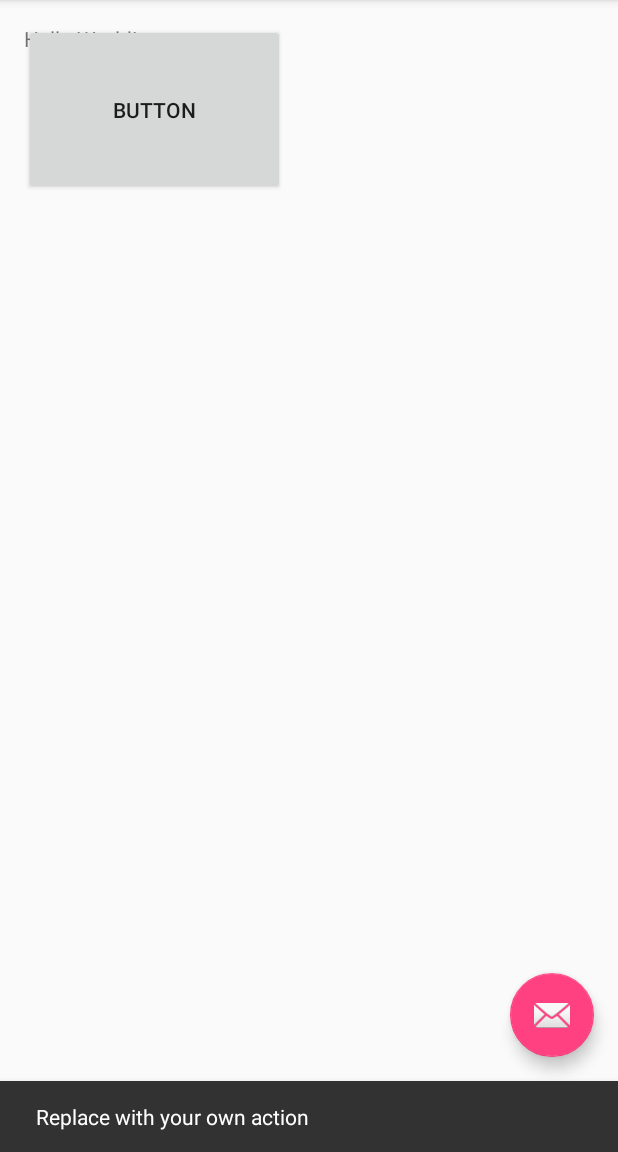
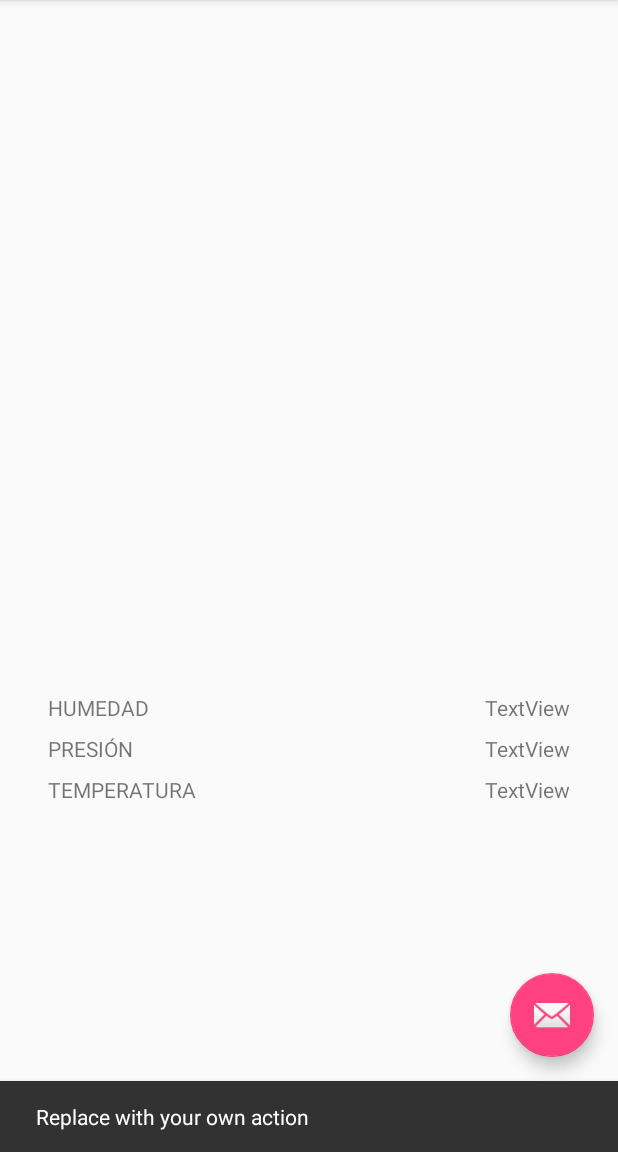
Before and after one commit to basius/ProjecteFinal, an Android app: the screen it shows after launch (MainActivity), after a tap on an icon or button, on a phone screen of 412 x 824 dp, the part 84-1236 px from its top. Run offline under Robolectric (Android 15) with nearby library versions, the phone set to English and light mode, and no system bars; our stand-ins replace Firebase (no records; nobody signed in at launch, a user with empty details on screens opened directly).

Commit message:
Implementada la classe Live que fa una crida a la web del institut hardcodejant el nom d'usuari i contrasenya. Es visualitza la webCam amb un WebView. XML consulta tiempo temporal per a mostrar les ultimes dades grabades al firebase

```diff
--- a/app/build.gradle
+++ b/app/build.gradle
@@ -29,6 +29,7 @@ dependencies {
     compile 'com.android.support:support-v4:25.2.0'
     compile 'com.google.firebase:firebase-database:10.0.1'
     testCompile 'junit:junit:4.12'
+    compile 'com.android.support.constraint:constraint-layout:1.0.2'
 }
 
 
--- a/app/src/main/AndroidManifest.xml
+++ b/app/src/main/AndroidManifest.xml
@@ -1,7 +1,7 @@
 <?xml version="1.0" encoding="utf-8"?>
 <manifest xmlns:android="http://schemas.android.com/apk/res/android"
     package="com.example.basius.projectefinal">
-
+    <uses-permission android:name="android.permission.INTERNET" />
     <application
         android:allowBackup="true"
         android:icon="@mipmap/ic_launcher"
--- a/app/src/main/java/com/example/basius/projectefinal/ConsultaTiempo.java
+++ b/app/src/main/java/com/example/basius/projectefinal/ConsultaTiempo.java
@@ -44,7 +44,11 @@ public class ConsultaTiempo extends Fragment {
     @Override
     public View onCreateView(LayoutInflater inflater, ViewGroup container,
                              Bundle savedInstanceState) {
-        // Inflate the layout for this fragment
+        UltimosResultados();
+        return inflater.inflate(R.layout.fragment_consulta_tiempo, container, false);
+    }
+
+    public void UltimosResultados(){
         referencia = database.getReference();
         Query lastQuery = referencia.orderByKey().limitToLast(1);
         lastQuery.addListenerForSingleValueEvent(new ValueEventListener() {
@@ -76,6 +80,5 @@ public class ConsultaTiempo extends Fragment {
 
             }
         });
-        return inflater.inflate(R.layout.fragment_consulta_tiempo, container, false);
     }
 }
--- a/app/src/main/java/com/example/basius/projectefinal/Graficas.java
+++ b/app/src/main/java/com/example/basius/projectefinal/Graficas.java
@@ -9,6 +9,8 @@ import android.view.View;
 import android.view.ViewGroup;
 
 public class Graficas extends Fragment {
+    //http://www.android-graphview.org/
+    //http://www.android-graphview.org/simple-graph/
     public Graficas() {
         // Required empty public constructor
     }
--- a/app/src/main/java/com/example/basius/projectefinal/Live.java
+++ b/app/src/main/java/com/example/basius/projectefinal/Live.java
@@ -1,14 +1,18 @@
 package com.example.basius.projectefinal;
 
-import android.content.Context;
+
 import android.net.Uri;
 import android.os.Bundle;
 import android.support.v4.app.Fragment;
 import android.view.LayoutInflater;
 import android.view.View;
 import android.view.ViewGroup;
+import android.webkit.WebView;
+import android.widget.MediaController;
+import android.widget.VideoView;
 
 public class Live extends Fragment {
+    public WebView webView;
     public Live() {
         // Required empty public constructor
     }
@@ -22,6 +26,9 @@ public class Live extends Fragment {
     public View onCreateView(LayoutInflater inflater, ViewGroup container,
                              Bundle savedInstanceState) {
         // Inflate the layout for this fragment
-        return inflater.inflate(R.layout.fragment_live, container, false);
+        View view = inflater.inflate(R.layout.fragment_live, container, false);
+        webView = (WebView) view.findViewById(R.id.webView);
+        webView.loadUrl("http://motion:arriquitan@virtual.ecaib.org/motion");
+        return view;
     }
 }
--- a/app/src/main/res/layout/content_main.xml
+++ b/app/src/main/res/layout/content_main.xml
@@ -13,8 +13,4 @@
     tools:context="com.example.basius.projectefinal.MainActivity"
     tools:showIn="@layout/app_bar_main">
 
-    <TextView
-        android:layout_width="wrap_content"
-        android:layout_height="wrap_content"
-        android:text="Hello World!" />
 </RelativeLayout>
--- a/app/src/main/res/layout/fragment_consulta_tiempo.xml
+++ b/app/src/main/res/layout/fragment_consulta_tiempo.xml
@@ -1,4 +1,6 @@
-<FrameLayout xmlns:android="http://schemas.android.com/apk/res/android"
+<android.support.constraint.ConstraintLayout xmlns:android="http://schemas.android.com/apk/res/android"
+
+    xmlns:app="http://schemas.android.com/apk/res-auto"
     xmlns:tools="http://schemas.android.com/tools"
     android:layout_width="match_parent"
     android:layout_height="match_parent"
@@ -6,9 +8,82 @@
 
     <!-- TODO: Update blank fragment layout -->
 
-    <Button
-        android:text="Button"
-        android:layout_width="174dp"
-        android:layout_height="114dp"
-        android:id="@+id/button" />
-</FrameLayout>
+    <TextView
+        android:text="TEMPERATURA"
+        android:layout_width="0dp"
+        android:layout_height="wrap_content"
+        android:id="@+id/tempTitle"
+        android:layout_marginStart="16dp"
+        app:layout_constraintLeft_toLeftOf="parent"
+        android:layout_marginLeft="16dp"
+        app:layout_constraintRight_toLeftOf="@+id/tempField"
+        android:layout_marginEnd="8dp"
+        android:layout_marginRight="8dp"
+        app:layout_constraintHorizontal_bias="0.62"
+        app:layout_constraintBottom_toBottomOf="parent"
+        android:layout_marginBottom="216dp" />
+
+    <TextView
+        android:text="TextView"
+        android:layout_width="wrap_content"
+        android:layout_height="wrap_content"
+        android:id="@+id/tempField"
+        app:layout_constraintRight_toRightOf="parent"
+        app:layout_constraintBottom_toBottomOf="parent"
+        android:layout_marginBottom="216dp"
+        android:layout_marginEnd="16dp"
+        android:layout_marginRight="16dp" />
+
+    <TextView
+        android:text="HUMEDAD"
+        android:layout_width="0dp"
+        android:layout_height="wrap_content"
+        android:id="@+id/humTitle"
+        android:layout_marginStart="16dp"
+        app:layout_constraintLeft_toLeftOf="parent"
+        android:layout_marginLeft="16dp"
+        app:layout_constraintRight_toLeftOf="@+id/humField"
+        android:layout_marginEnd="8dp"
+        android:layout_marginRight="8dp"
+        app:layout_constraintHorizontal_bias="1.0"
+        app:layout_constraintBottom_toTopOf="@+id/presTitle"
+        android:layout_marginBottom="8dp" />
+
+    <TextView
+        android:text="PRESIÓN"
+        android:layout_height="wrap_content"
+        android:id="@+id/presTitle"
+        app:layout_constraintRight_toLeftOf="@+id/presField"
+        android:layout_marginEnd="8dp"
+        android:layout_marginRight="8dp"
+        android:layout_marginStart="16dp"
+        app:layout_constraintLeft_toLeftOf="parent"
+        android:layout_marginLeft="16dp"
+        app:layout_constraintHorizontal_bias="1.0"
+        android:layout_width="0dp"
+        app:layout_constraintBottom_toTopOf="@+id/tempTitle"
+        android:layout_marginBottom="8dp" />
+
+    <TextView
+        android:text="TextView"
+        android:layout_width="wrap_content"
+        android:layout_height="wrap_content"
+        android:id="@+id/humField"
+        android:layout_marginEnd="16dp"
+        app:layout_constraintRight_toRightOf="parent"
+        android:layout_marginRight="16dp"
+        app:layout_constraintBottom_toTopOf="@+id/presField"
+        android:layout_marginBottom="8dp" />
+
+    <TextView
+        android:text="TextView"
+        android:layout_width="wrap_content"
+        android:layout_height="wrap_content"
+        android:id="@+id/presField"
+        android:layout_marginEnd="16dp"
+        app:layout_constraintRight_toRightOf="parent"
+        android:layout_marginRight="16dp"
+        app:layout_constraintBottom_toTopOf="@+id/tempField"
+        android:layout_marginBottom="8dp" />
+
+</android.support.constraint.ConstraintLayout>
--- a/app/src/main/res/layout/fragment_live.xml
+++ b/app/src/main/res/layout/fragment_live.xml
@@ -6,9 +6,8 @@
 
     <!-- TODO: Update blank fragment layout -->
 
-    <RadioButton
-        android:text="RadioButton"
-        android:layout_width="265dp"
-        android:layout_height="174dp"
-        android:id="@+id/radioButton" />
+    <WebView
+        android:layout_width="match_parent"
+        android:layout_height="match_parent"
+        android:id="@+id/webView" />
 </FrameLayout>
```
